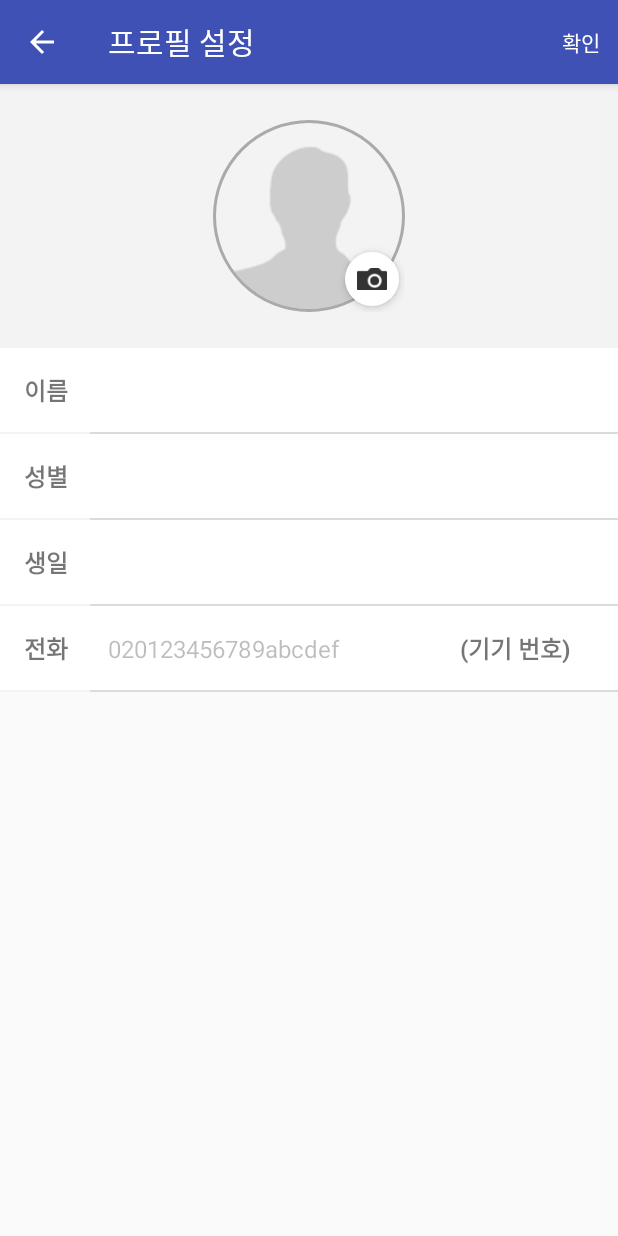
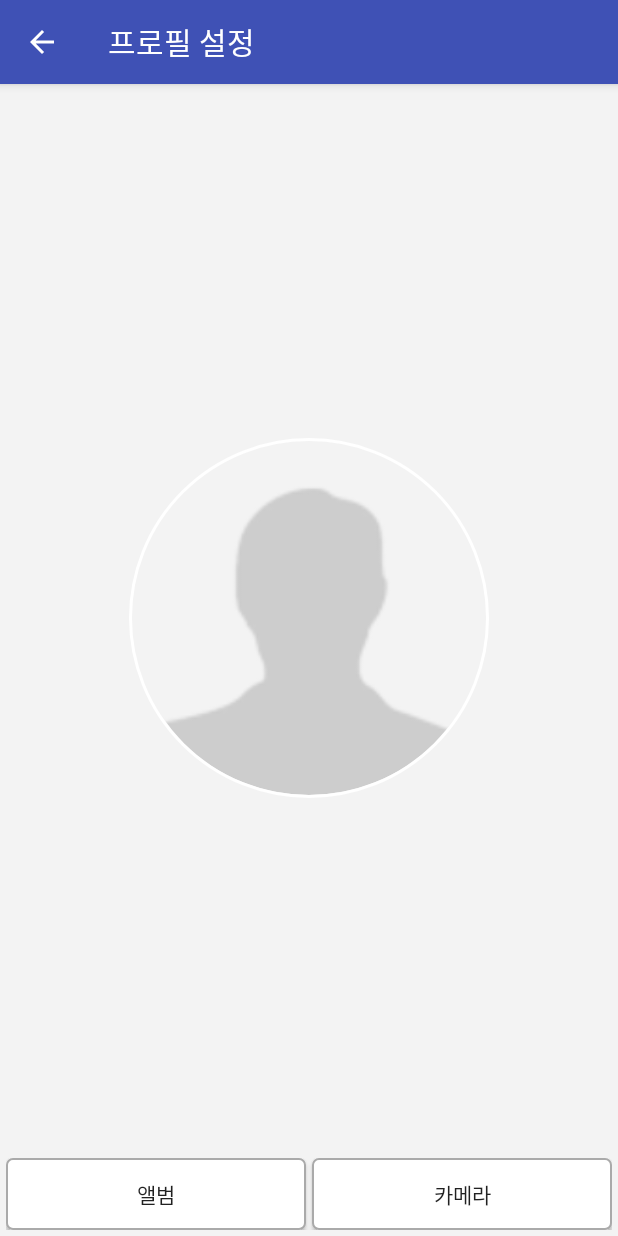
Before and after one commit to joyceHong0524/android_bestpadthai, an Android app: the ProfileActivity screen opened directly, with no data from a screen before it, after a tap on an icon or button, on a phone screen of 412 x 824 dp. Run offline under Robolectric (Android 15) with nearby library versions, the phone set to English and light mode, and no system bars; our stand-ins replace CircleImageView, Picasso; pictures from the network do not load.

```diff
--- a/android/app/src/main/AndroidManifest.xml
+++ b/android/app/src/main/AndroidManifest.xml
@@ -27,6 +27,7 @@
                   android:theme="@style/AppTheme.NoActionBar"/>
         <activity android:name =".IndexActivity"/>
         <activity android:name =".ProfileActivity"/>
+        <activity android:name = ".ProfileIconActivity"/>
     </application>
 
 
--- a/android/app/src/main/java/com/example/jung/bestpadthai/MainActivity.java
+++ b/android/app/src/main/java/com/example/jung/bestpadthai/MainActivity.java
@@ -84,7 +84,7 @@ public class MainActivity extends AppCompatActivity
         profileIconImage.setOnClickListener(new View.OnClickListener(){
             public void onClick(View v){
                 drawer.closeDrawer(GravityCompat.START);
-//                GoLib.getInstance().goProfileActivity(MainActivity.this); 아직 profileActivity를 작성하지 않았으므로 주석처리 해야함.
+                GoLib.getInstance().goProfileActivity(MainActivity.this);
 
             }
         });
--- a/android/app/src/main/java/com/example/jung/bestpadthai/ProfileActivity.java
+++ b/android/app/src/main/java/com/example/jung/bestpadthai/ProfileActivity.java
@@ -333,8 +333,8 @@ public class ProfileActivity extends AppCompatActivity implements View.OnClickLi
 
         //activate profileIconActivity to change profile picture
         private void startProfileIconChange() {
-//            Intent intent = new Intent(this,ProfileIconActivity.class);
-//            startActivity(intent);
+          Intent intent = new Intent(this,ProfileIconActivity.class);
+          startActivity(intent);
         }
 
 
--- a/android/app/src/main/java/com/example/jung/bestpadthai/ProfileIconActivity.java
+++ b/android/app/src/main/java/com/example/jung/bestpadthai/ProfileIconActivity.java
@@ -1,14 +1,27 @@
 package com.example.jung.bestpadthai;
 
 import android.content.Context;
+import android.content.Intent;
+import android.graphics.Bitmap;
+import android.net.Uri;
 import android.os.Bundle;
+import android.provider.MediaStore;
 import android.support.v7.app.ActionBar;
 import android.support.v7.app.AppCompatActivity;
 import android.support.v7.widget.Toolbar;
+import android.view.Menu;
+import android.view.MenuItem;
 import android.view.View;
+import android.widget.Button;
 import android.widget.ImageView;
 
 import com.example.jung.bestpadthai.item.MemberInfoItem;
+import com.example.jung.bestpadthai.lib.FileLib;
+import com.example.jung.bestpadthai.lib.MyLog;
+import com.example.jung.bestpadthai.lib.RemoteLib;
+import com.example.jung.bestpadthai.lib.StringLib;
+import com.example.jung.bestpadthai.remote.RemoteService;
+import com.squareup.picasso.Picasso;
 
 import java.io.File;
 
@@ -30,6 +43,8 @@ public class ProfileIconActivity extends AppCompatActivity implements View.OnCli
     File profileIconFile;
     String profileIconFilename;
 
+    //create Activity and compose screen
+    @Override
     protected void onCreate(Bundle savedInstanceState) {
         super.onCreate(savedInstanceState);
         setContentView(R.layout.activity_profile_icon);
@@ -41,19 +56,51 @@ public class ProfileIconActivity extends AppCompatActivity implements View.OnCli
         setToolbar();
         setView();
         setProfileIcon();
+
     }
 
-    //sets Toolbar
+    //sets toolbar
+    private void setToolbar() {
+        final Toolbar toolbar = (Toolbar) findViewById(R.id.toolbar);
+        setSupportActionBar(toolbar); // set support action bar
+        final ActionBar actionBar = getSupportActionBar(); // make a instance of actionbar with the actionbar previously set
 
-    private void setToolbar(){
-        final Toolbar toolbar = (Toolbar) findViewById(R.id.toolbar);
-        setSupportActionBar(toolbar);
-        final ActionBar actionBar = getSupportActionBar();
-
-        if(actionBar != null){
+        if(actionBar != null) {
             actionBar.setDisplayHomeAsUpEnabled(true);
             actionBar.setTitle(R.string.profile_setting);
         }
     }
 
+    //sets activity screen
+    private void setView() {
+        profileIconImage = (ImageView) findViewById(R.id.profile_icon);
+
+        Button albumButton= (Button) findViewById(R.id.album);
+        albumButton.setOnClickListener(this); //will attach onClick method later;
+
+        Button cameraButton = (Button) findViewById(R.id.camera);
+        cameraButton.setOnClickListener(this);
+    }
+
+
+    private void setProfileIcon() {
+        MyLog.d(TAG, "onResume"+RemoteService.MEMBER_ICON_URL + memberInfoItem.memberIconFilename);
+
+        if(StringLib.getInstance().isBlank(memberInfoItem.memberIconFilename)) {
+            Picasso.with(this).load(R.drawable.ic_person).into(profileIconImage);
+        } else {
+            Picasso.with(this).load(RemoteService.MEMBER_ICON_URL + memberInfoItem.memberIconFilename)
+                    .into(profileIconImage);
+        }
+    }
+
+
+    private void setProfileIconFile() {
+        profileIconFilename = memberInfoItem.seq + "_" + String.valueOf(System.currentTimeMillis()); // 이름 지정
+
+        profileIconFile = FileLib.getInstance().getProfileIconFile(context,profileIconFilename); // 지정한 이름을 이용한 파일 객체를 반환함. 아직 파일이 들어있는 건 아님.
+    }
+
+
+
 }
--- a/android/app/src/main/java/com/example/jung/bestpadthai/remote/RemoteService.java
+++ b/android/app/src/main/java/com/example/jung/bestpadthai/remote/RemoteService.java
@@ -25,7 +25,7 @@ import retrofit2.http.Query;
  * 서버에 호출할 메소드를 선언하는 인터페이스
  */
 public interface RemoteService {
-    String BASE_URL = "http://192.168.43.94:3000"; //My phone's hot spot IP address.
+    String BASE_URL = "http://192.168.81.38:3000"; //My phone's hot spot IP address.
     String MEMBER_ICON_URL = BASE_URL + "/member/";
     String IMAGE_URL = BASE_URL + "/img/";
 
```
